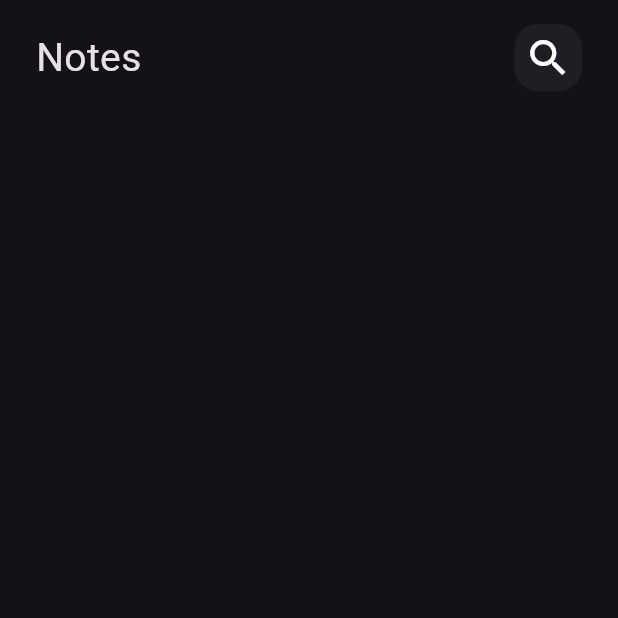
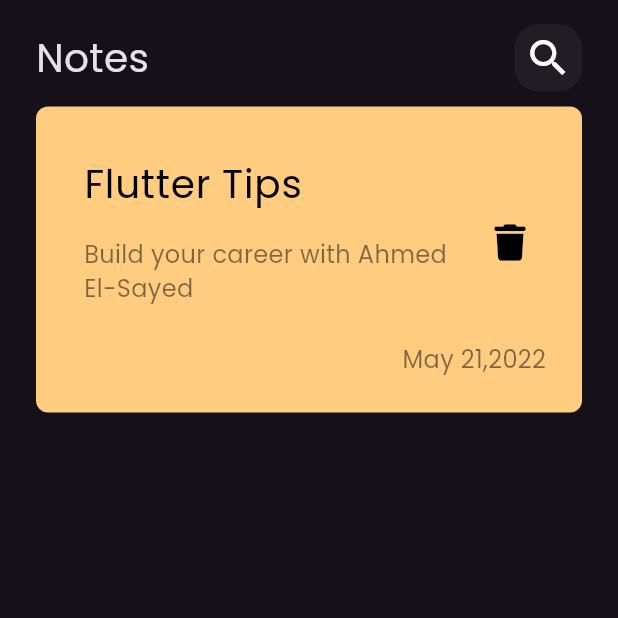
Before and after one commit to AhmedElSayed10920/noteappflutter, a Flutter app: the screen it shows after launch, on a phone screen of 412 x 824 dp, the top half of it. Run offline on Flutter 3.47's test engine with Material 3 defaults, Android fonts, the phone set to English and light mode, and no system bars; our stand-ins replace font_awesome_flutter.

Commit message:
created custom note item

```diff
--- a/lib/main.dart
+++ b/lib/main.dart
@@ -12,9 +12,11 @@ class NoteApp extends StatelessWidget {
   Widget build(BuildContext context) {
     return MaterialApp(
       debugShowCheckedModeBanner: false,
-      theme: ThemeData.dark(),
+      theme: ThemeData(
+        brightness: Brightness.dark,
+        fontFamily: 'Poppins',
+      ),
       home: const HomePage(),
-
     );
   }
 }
--- a/lib/views/pages/home_page.dart
+++ b/lib/views/pages/home_page.dart
@@ -1,18 +1,23 @@
 import 'package:flutter/material.dart';
 import 'package:noteapp/views/widgets/custom_app_bar.dart';
+import 'package:noteapp/views/widgets/custom_note_item.dart';
 
 class HomePage extends StatelessWidget {
   const HomePage({super.key});
 
   @override
   Widget build(BuildContext context) {
-    return Scaffold(
+    return const Scaffold(
       body: SafeArea(
         child: Padding(
-          padding: const EdgeInsets.symmetric(horizontal: 24,vertical: 16),
+          padding: EdgeInsets.symmetric(horizontal: 24, vertical: 16),
           child: Column(
             children: [
-               CustomAppBar(),
+              CustomAppBar(),
+              SizedBox(
+                height: 10,
+              ),
+              NoteItem(),
             ],
           ),
         ),
--- /dev/null
+++ b/lib/views/widgets/custom_note_item.dart
@@ -0,0 +1,49 @@
+import 'package:flutter/material.dart';
+import 'package:font_awesome_flutter/font_awesome_flutter.dart';
+
+class NoteItem extends StatelessWidget {
+  const NoteItem({super.key});
+
+  @override
+  Widget build(BuildContext context) {
+    return Container(
+      padding: const EdgeInsets.only(top: 24, bottom: 24, left: 16),
+      decoration: BoxDecoration(
+          color:const Color(0xffFFCC80), borderRadius: BorderRadius.circular(8)),
+      child: Column(
+        crossAxisAlignment: CrossAxisAlignment.end,
+        children: [
+          ListTile(
+            title: const Text(
+              "Flutter Tips",
+              style: TextStyle(color: Colors.black, fontSize: 26),
+            ),
+            subtitle: Padding(
+              padding: const EdgeInsets.only(top: 16,bottom: 16),
+              child: Text(
+                "Build your career with Ahmed El-Sayed",
+                style: TextStyle(
+                    color: Colors.black.withOpacity(.5), fontSize: 16),
+              ),
+            ),
+            trailing: IconButton(
+                onPressed: () {},
+                icon: const Icon(
+                  FontAwesomeIcons.trash,
+                  size: 24,
+                  color: Colors.black,
+                )),
+          ),
+          Padding(
+            padding: const EdgeInsets.only(right: 24),
+            child: Text(
+              "May 21,2022",
+              style:
+                  TextStyle(color: Colors.black.withOpacity(.5), fontSize: 16),
+            ),
+          )
+        ],
+      ),
+    );
+  }
+}
```
Also changed, not shown: pubspec.yaml (+6 -6 lines), fonts/Poppins-Regular.ttf (added), pubspec.lock.
